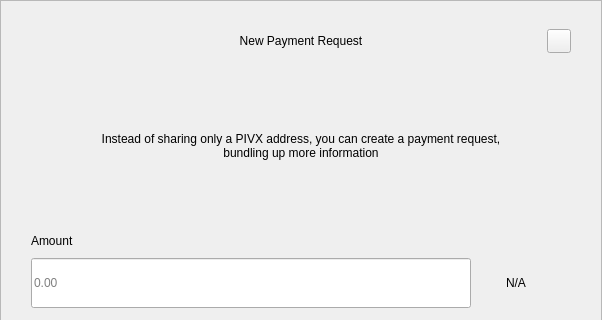
Above: src/qt/dogec/forms/requestdialog.ui from kyeno/dogecash before the change; both pictures show x 0 to 602 and y 0 to 320 of the 602 by 607 pixel window. Below: the same form after it.
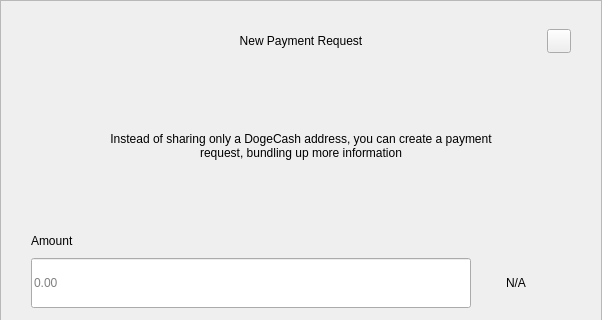
That is the form after the change.

What changed in the file:
```diff
--- a/src/qt/dogec/forms/requestdialog.ui
+++ b/src/qt/dogec/forms/requestdialog.ui
@@ -210,7 +210,7 @@
              </size>
             </property>
             <property name="text">
-             <string>Instead of sharing only a PIVX address, you can create a payment request, bundling up more information</string>
+             <string>Instead of sharing only a DogeCash address, you can create a payment request, bundling up more information</string>
             </property>
             <property name="alignment">
              <set>Qt::AlignCenter</set>
```
